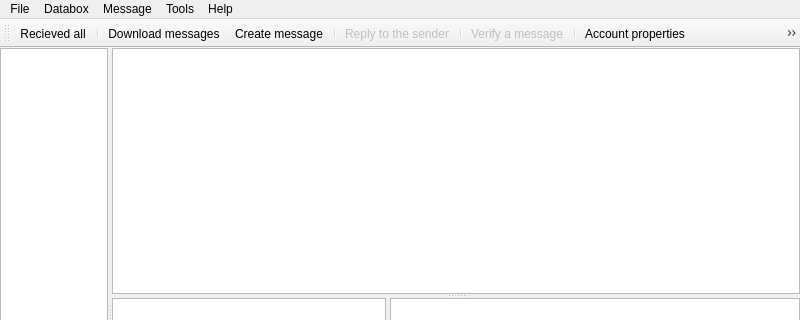
psakar/datovka, file src/gui/ui/datovka.ui: the form before one commit; both pictures show x 0 to 800 and y 0 to 320 of the 800 by 600 pixel window.
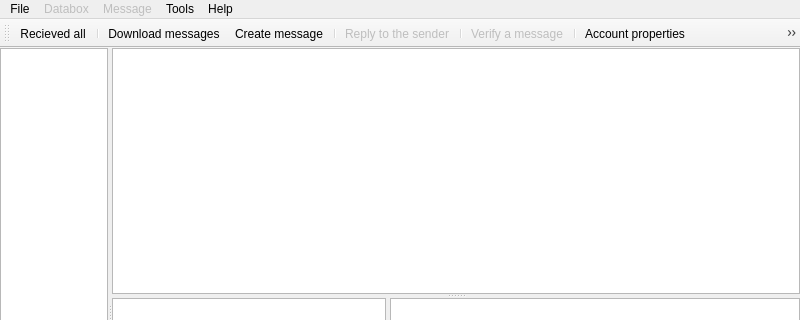
The form after the commit. Icons and pictures are not drawn.

```diff
--- a/src/gui/ui/datovka.ui
+++ b/src/gui/ui/datovka.ui
@@ -328,6 +328,9 @@
     <addaction name="actionQuit"/>
    </widget>
    <widget class="QMenu" name="menuDatabox">
+    <property name="enabled">
+     <bool>false</bool>
+    </property>
     <property name="title">
      <string>Databox</string>
     </property>
@@ -345,6 +348,9 @@
     <addaction name="actionChange_data_directory"/>
    </widget>
    <widget class="QMenu" name="menuMessage">
+    <property name="enabled">
+     <bool>false</bool>
+    </property>
     <property name="title">
      <string>Message</string>
     </property>
```
